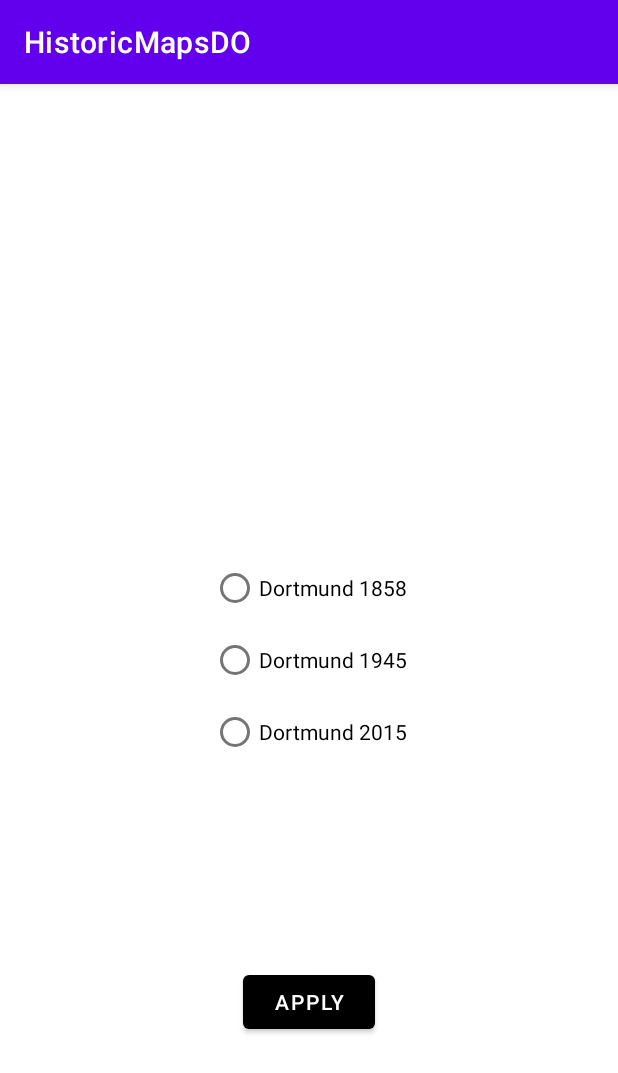
After one commit to Murtagh99/HistoricMapsDO, an Android app: the changeMap screen opened directly, with no data from a screen before it, on a phone screen of 412 x 824 dp. The commit adds this screen. Shown: the top 1073 px of the screen. Run offline under Robolectric (Android 15) with nearby library versions, the light colour scheme and no system bars.

Commit message:
added change map activity

```diff
--- a/app/src/main/AndroidManifest.xml
+++ b/app/src/main/AndroidManifest.xml
@@ -1,14 +1,13 @@
 <?xml version="1.0" encoding="utf-8"?>
 <manifest xmlns:android="http://schemas.android.com/apk/res/android"
     package="com.example.historicmapsdo">
-
     <!--
          The ACCESS_COARSE/FINE_LOCATION permissions are not required to use
          Google Maps Android API v2, but you must specify either coarse or fine
          location permissions for the "MyLocation" functionality.
     -->
     <uses-permission android:name="android.permission.ACCESS_FINE_LOCATION" />
-    <uses-permission android:name="android.permission.INTERNET"/>
+    <uses-permission android:name="android.permission.INTERNET" />
 
     <application
         android:allowBackup="true"
@@ -17,7 +16,7 @@
         android:roundIcon="@mipmap/ic_launcher_round"
         android:supportsRtl="true"
         android:theme="@style/Theme.HistoricMapsDO">
-
+        <activity android:name=".changeMap"></activity>
         <!--
              The API key for Google Maps-based APIs is defined as a string resource.
              (See the file "res/values/google_maps_api.xml").
@@ -40,4 +39,5 @@
             </intent-filter>
         </activity>
     </application>
+
 </manifest>
--- /dev/null
+++ b/app/src/main/java/com/example/historicmapsdo/changeMap.kt
@@ -0,0 +1,11 @@
+package com.example.historicmapsdo
+
+import androidx.appcompat.app.AppCompatActivity
+import android.os.Bundle
+
+class changeMap : AppCompatActivity() {
+    override fun onCreate(savedInstanceState: Bundle?) {
+        super.onCreate(savedInstanceState)
+        setContentView(R.layout.activity_change_map)
+    }
+}
--- /dev/null
+++ b/app/src/main/res/layout/activity_change_map.xml
@@ -0,0 +1,47 @@
+<?xml version="1.0" encoding="utf-8"?>
+<androidx.constraintlayout.widget.ConstraintLayout xmlns:android="http://schemas.android.com/apk/res/android"
+    xmlns:app="http://schemas.android.com/apk/res-auto"
+    xmlns:tools="http://schemas.android.com/tools"
+    android:layout_width="match_parent"
+    android:layout_height="match_parent"
+    tools:context=".changeMap">
+
+    <RadioGroup
+        android:id="@+id/radioGroup"
+        android:layout_width="wrap_content"
+        android:layout_height="wrap_content"
+        app:layout_constraintBottom_toBottomOf="parent"
+        app:layout_constraintEnd_toEndOf="parent"
+        app:layout_constraintStart_toStartOf="parent"
+        app:layout_constraintTop_toTopOf="parent">
+
+        <RadioButton
+            android:id="@+id/Dortmund1858"
+            android:layout_width="match_parent"
+            android:layout_height="wrap_content"
+            android:text="@string/but_1858" />
+
+        <RadioButton
+            android:id="@+id/Dortmund1945"
+            android:layout_width="match_parent"
+            android:layout_height="wrap_content"
+            android:text="@string/but_1945" />
+
+        <RadioButton
+            android:id="@+id/Dortmund2015"
+            android:layout_width="match_parent"
+            android:layout_height="wrap_content"
+            android:text="@string/but_2015" />
+    </RadioGroup>
+
+    <Button
+        android:id="@+id/button"
+        android:layout_width="wrap_content"
+        android:layout_height="wrap_content"
+        android:text="@string/apply"
+        app:backgroundTint="@color/black"
+        app:layout_constraintBottom_toBottomOf="parent"
+        app:layout_constraintEnd_toEndOf="parent"
+        app:layout_constraintStart_toStartOf="parent"
+        app:layout_constraintTop_toBottomOf="@+id/radioGroup" />
+</androidx.constraintlayout.widget.ConstraintLayout>
--- a/app/src/main/res/values/strings.xml
+++ b/app/src/main/res/values/strings.xml
@@ -2,4 +2,8 @@
     <string name="app_name">HistoricMapsDO</string>
     <string name="title_activity_maps">Map</string>
     <string name="cm_but">change map</string>
+    <string name="but_1858">Dortmund 1858</string>
+    <string name="but_1945">Dortmund 1945</string>
+    <string name="but_2015">Dortmund 2015</string>
+    <string name="apply">Apply</string>
 </resources>
```
